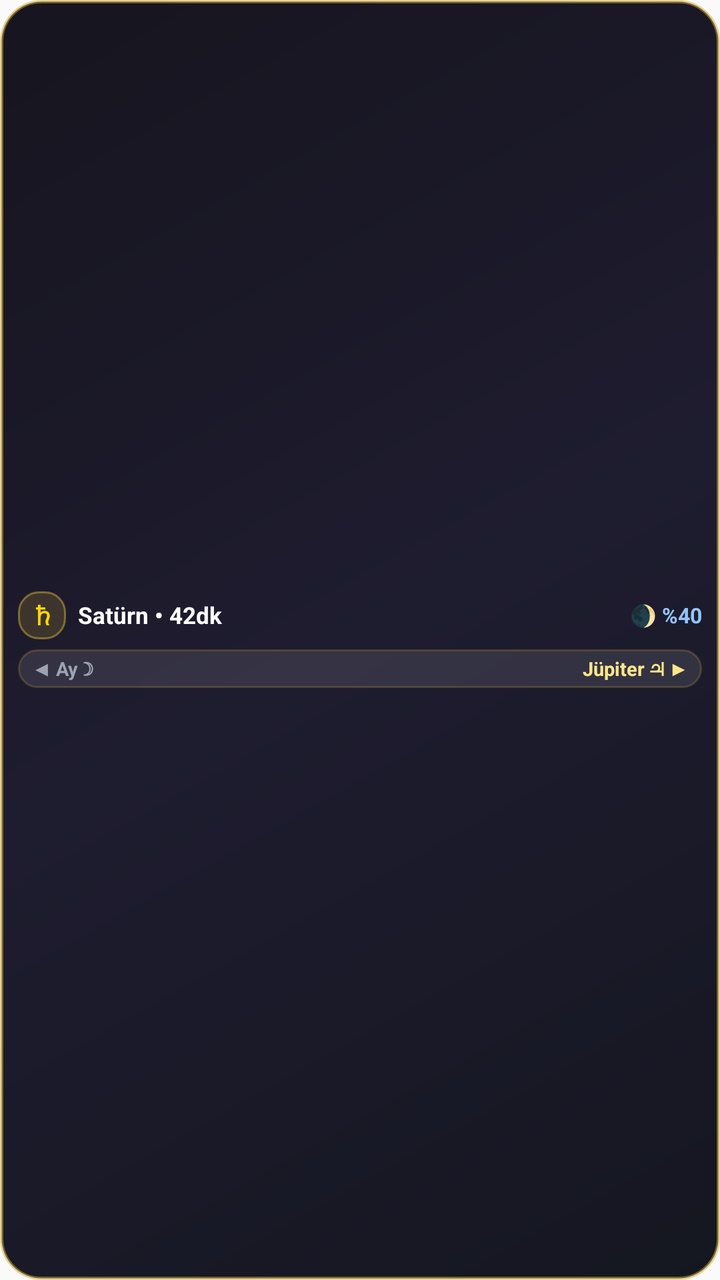
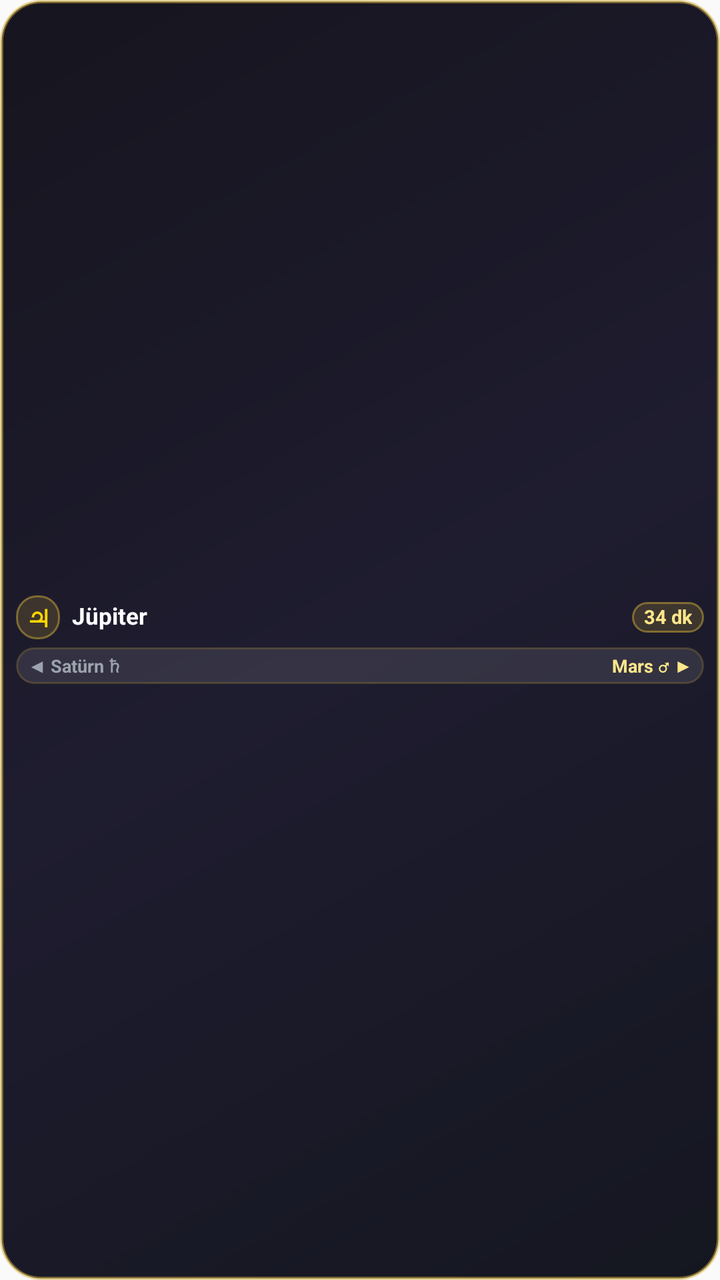

Screens rendered from an Android XML layout before and after an edit, with the pre-edit source and the edit as a unified diff.
<!-- AndroidManifest.xml: application theme AppTheme -->
<!-- res/layout/mini_cosmic_widget.xml -->
<?xml version="1.0" encoding="utf-8"?>
<LinearLayout xmlns:android="http://schemas.android.com/apk/res/android"
    android:id="@+id/mini_widget_root"
    android:layout_width="match_parent"
    android:layout_height="match_parent"
    android:background="@drawable/cosmic_widget_bg"
    android:gravity="center_vertical"
    android:orientation="vertical"
    android:paddingHorizontal="9dp"
    android:paddingVertical="6dp">

    
    <LinearLayout
        android:layout_width="match_parent"
        android:layout_height="wrap_content"
        android:gravity="center_vertical"
        android:orientation="horizontal">

        <TextView
            android:id="@+id/mini_planet_symbol"
            android:layout_width="24dp"
            android:layout_height="24dp"
            android:background="@drawable/cosmic_pill_bg"
            android:gravity="center"
            android:text="♄"
            android:textColor="#FFD700"
            android:textSize="13sp"
            android:textStyle="bold" />

        <TextView
            android:id="@+id/mini_hour_title"
            android:layout_width="0dp"
            android:layout_height="wrap_content"
            android:layout_marginStart="6dp"
            android:layout_weight="1"
            android:singleLine="true"
            android:text="Satürn • 42dk"
            android:textColor="#FFFFFF"
            android:textSize="11.5sp"
            android:textStyle="bold" />

        <TextView
            android:id="@+id/mini_moon_badge"
            android:layout_width="wrap_content"
            android:layout_height="wrap_content"
            android:layout_marginStart="4dp"
            android:singleLine="true"
            android:text="🌒 %40"
            android:textColor="#93C5FD"
            android:textSize="10.5sp"
            android:textStyle="bold" />
    </LinearLayout>

    
    <LinearLayout
        android:layout_width="match_parent"
        android:layout_height="wrap_content"
        android:layout_marginTop="5dp"
        android:background="@drawable/cosmic_inner_card_bg"
        android:gravity="center_vertical"
        android:orientation="horizontal"
        android:paddingHorizontal="7dp"
        android:paddingVertical="3dp">

        <TextView
            android:id="@+id/mini_prev_hour"
            android:layout_width="0dp"
            android:layout_height="wrap_content"
            android:layout_weight="1"
            android:gravity="start|center_vertical"
            android:singleLine="true"
            android:text="◀ Ay ☽"
            android:textColor="#9CA3AF"
            android:textSize="9.5sp"
            android:textStyle="bold" />

        <TextView
            android:id="@+id/mini_next_hour"
            android:layout_width="0dp"
            android:layout_height="wrap_content"
            android:layout_weight="1"
            android:gravity="end|center_vertical"
            android:singleLine="true"
            android:text="Jüpiter ♃ ▶"
            android:textColor="#FDE68A"
            android:textSize="9.5sp"
            android:textStyle="bold" />
    </LinearLayout>
</LinearLayout>
<!-- resources referenced by this layout -->
<resources>
  <!-- drawable cosmic_inner_card_bg (drawable) -->
  <?xml version="1.0" encoding="utf-8"?>
  <shape xmlns:android="http://schemas.android.com/apk/res/android"
      android:shape="rectangle">
      <solid android:color="#1AFFFFFF" />
      <corners android:radius="12dp" />
      <stroke
          android:width="1dp"
          android:color="#38D4AF37" />
  </shape>
  <!-- drawable cosmic_pill_bg (drawable) -->
  <?xml version="1.0" encoding="utf-8"?>
  <shape xmlns:android="http://schemas.android.com/apk/res/android"
      android:shape="rectangle">
      <solid android:color="#2ED4AF37" />
      <corners android:radius="10dp" />
      <stroke
          android:width="1dp"
          android:color="#80D4AF37" />
  </shape>
  <!-- drawable cosmic_widget_bg (drawable) -->
  <?xml version="1.0" encoding="utf-8"?>
  <shape xmlns:android="http://schemas.android.com/apk/res/android"
      android:shape="rectangle">
      <gradient
          android:angle="135"
          android:startColor="#F2080A14"
          android:centerColor="#F2121024"
          android:endColor="#F20A0812"
          android:type="linear" />
      <corners android:radius="20dp" />
      <stroke
          android:width="1.5dp"
          android:color="#80D4AF37" />
  </shape>
  <style name="AppTheme" parent="Theme.AppCompat.DayNight.NoActionBar">
      <item name="android:enforceNavigationBarContrast" tools:targetApi="29">true</item>
      <item name="android:editTextBackground">@drawable/rn_edit_text_material</item>
      <item name="colorPrimary">@color/colorPrimary</item>
      <item name="android:statusBarColor">#000000</item>
    </style>
  <!-- drawable rn_edit_text_material (drawable) -->
  <?xml version="1.0" encoding="utf-8"?>
  <inset xmlns:android="http://schemas.android.com/apk/res/android"
         android:insetLeft="@dimen/abc_edit_text_inset_horizontal_material"
         android:insetRight="@dimen/abc_edit_text_inset_horizontal_material"
         android:insetTop="@dimen/abc_edit_text_inset_top_material"
         android:insetBottom="@dimen/abc_edit_text_inset_bottom_material"
         >
  
      <selector>
          
          <item android:state_enabled="false" android:drawable="@drawable/abc_textfield_default_mtrl_alpha"/>
          <item android:drawable="@drawable/abc_textfield_activated_mtrl_alpha"/>
      </selector>
  
  </inset>
  <color name="colorPrimary">#D4AF37</color>
</resources>

<!-- the commit's change to res/layout/mini_cosmic_widget.xml (unified diff, before → after) -->
@@ -6,8 +6,8 @@
     android:background="@drawable/cosmic_widget_bg"
     android:gravity="center_vertical"
     android:orientation="vertical"
-    android:paddingHorizontal="9dp"
-    android:paddingVertical="6dp">
+    android:paddingHorizontal="8dp"
+    android:paddingVertical="5dp">
 
     
     <LinearLayout
@@ -18,13 +18,14 @@
 
         <TextView
             android:id="@+id/mini_planet_symbol"
-            android:layout_width="24dp"
-            android:layout_height="24dp"
+            android:layout_width="22dp"
+            android:layout_height="22dp"
             android:background="@drawable/cosmic_pill_bg"
             android:gravity="center"
-            android:text="♄"
+            android:includeFontPadding="false"
+            android:text="♃"
             android:textColor="#FFD700"
-            android:textSize="13sp"
+            android:textSize="12.5sp"
             android:textStyle="bold" />
 
         <TextView
@@ -32,9 +33,15 @@
             android:layout_width="0dp"
             android:layout_height="wrap_content"
             android:layout_marginStart="6dp"
+            android:layout_marginEnd="4dp"
             android:layout_weight="1"
-            android:singleLine="true"
-            android:text="Satürn • 42dk"
+            android:autoSizeMaxTextSize="12sp"
+            android:autoSizeMinTextSize="9sp"
+            android:autoSizeStepGranularity="0.5sp"
+            android:autoSizeTextType="uniform"
+            android:includeFontPadding="false"
+            android:maxLines="1"
+            android:text="Jüpiter"
             android:textColor="#FFFFFF"
             android:textSize="11.5sp"
             android:textStyle="bold" />
@@ -43,11 +50,14 @@
             android:id="@+id/mini_moon_badge"
             android:layout_width="wrap_content"
             android:layout_height="wrap_content"
-            android:layout_marginStart="4dp"
-            android:singleLine="true"
-            android:text="🌒 %40"
-            android:textColor="#93C5FD"
-            android:textSize="10.5sp"
+            android:background="@drawable/cosmic_pill_bg"
+            android:includeFontPadding="false"
+            android:maxLines="1"
+            android:paddingHorizontal="6dp"
+            android:paddingVertical="2dp"
+            android:text="34 dk"
+            android:textColor="#FDE68A"
+            android:textSize="9.5sp"
             android:textStyle="bold" />
     </LinearLayout>
 
@@ -55,11 +65,11 @@
     <LinearLayout
         android:layout_width="match_parent"
         android:layout_height="wrap_content"
-        android:layout_marginTop="5dp"
+        android:layout_marginTop="4dp"
         android:background="@drawable/cosmic_inner_card_bg"
         android:gravity="center_vertical"
         android:orientation="horizontal"
-        android:paddingHorizontal="7dp"
+        android:paddingHorizontal="6dp"
         android:paddingVertical="3dp">
 
         <TextView
@@ -67,11 +77,16 @@
             android:layout_width="0dp"
             android:layout_height="wrap_content"
             android:layout_weight="1"
+            android:autoSizeMaxTextSize="9.5sp"
+            android:autoSizeMinTextSize="7sp"
+            android:autoSizeStepGranularity="0.5sp"
+            android:autoSizeTextType="uniform"
             android:gravity="start|center_vertical"
-            android:singleLine="true"
-            android:text="◀ Ay ☽"
+            android:includeFontPadding="false"
+            android:maxLines="1"
+            android:text="◀ Satürn ♄"
             android:textColor="#9CA3AF"
-            android:textSize="9.5sp"
+            android:textSize="9sp"
             android:textStyle="bold" />
 
         <TextView
@@ -79,11 +94,16 @@
             android:layout_width="0dp"
             android:layout_height="wrap_content"
             android:layout_weight="1"
+            android:autoSizeMaxTextSize="9.5sp"
+            android:autoSizeMinTextSize="7sp"
+            android:autoSizeStepGranularity="0.5sp"
+            android:autoSizeTextType="uniform"
             android:gravity="end|center_vertical"
-            android:singleLine="true"
-            android:text="Jüpiter ♃ ▶"
+            android:includeFontPadding="false"
+            android:maxLines="1"
+            android:text="Mars ♂ ▶"
             android:textColor="#FDE68A"
-            android:textSize="9.5sp"
+            android:textSize="9sp"
             android:textStyle="bold" />
     </LinearLayout>
 </LinearLayout>
